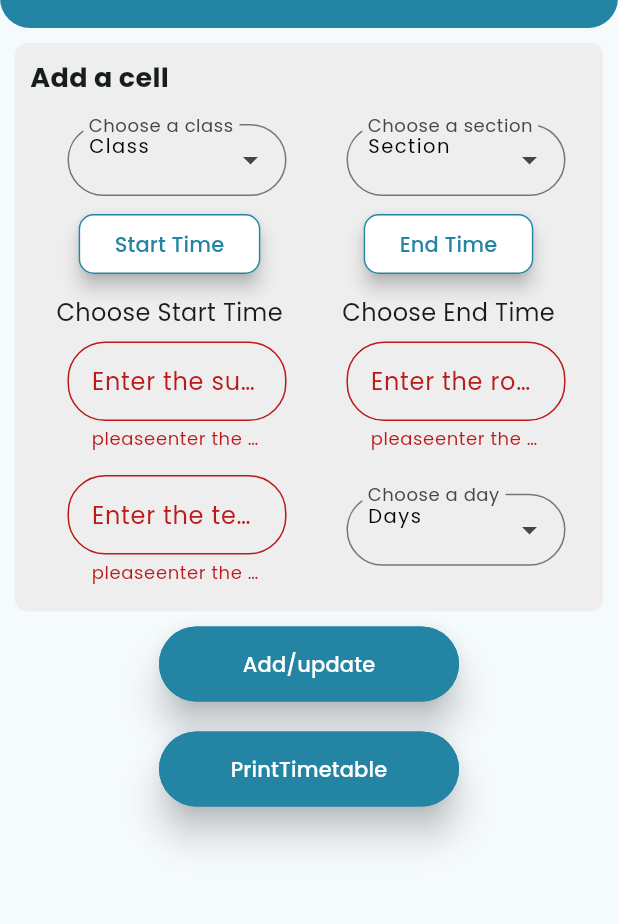
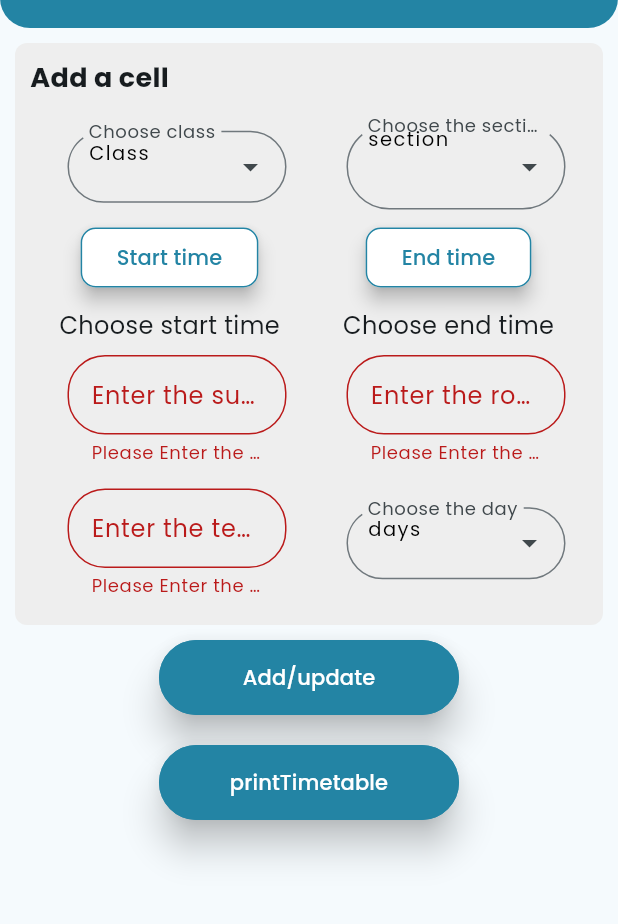
Before and after one commit to Asilia-tech/NamsaiERP_Dev, a Flutter app: the screen it shows after launch, after a tap on an icon or button, on a phone screen of 412 x 824 dp, the part 62-986 px from its top. Run offline on Flutter 3.47's test engine with Material 3 defaults, Android fonts, the light colour scheme and no system bars; drawn by our look-alikes of dropdown_search; our stand-ins replace csv, date_time_picker, file_picker, fluttertoast, get, otp_text_field and 3 more; missing offline and left inert: dart:html, material_dialogs, syncfusion_flutter_pdfviewer; network calls fail.

Commit message:
timetable time sorting

```diff
--- a/lib/admin/displayTimetable.dart
+++ b/lib/admin/displayTimetable.dart
@@ -37,9 +37,9 @@ class _TableState extends State<TableWidget> {
                 UtilsWidgets.searchAbleDropDown(
                   context,
                   classList,
-                  'Class',
-                  'Choose a class',
-                  'Class',
+                  'class'.tr,
+                  'chooseclass'.tr,
+                  'class'.tr,
                   const Icon(Icons.search),
                   (value) {
                     if (value != null) {
@@ -48,14 +48,14 @@ class _TableState extends State<TableWidget> {
                       });
                     }
                   },
-                  'Choose a class',
+                  'chooseclass'.tr,
                   Colors.black,
-                  'Choose a class',
+                  'chooseclass'.tr,
                   (value) {
-                    if (value == 'Choose a class' ||
+                    if (value == 'chooseclass'.tr ||
                         value == null ||
                         value.toString().isEmpty) {
-                      return 'please'.tr + 'Choose a class';
+                      return 'please'.tr + 'chooseclass'.tr;
                     }
                     return null;
                   }
@@ -64,9 +64,9 @@ class _TableState extends State<TableWidget> {
                 UtilsWidgets.searchAbleDropDown(
                   context,
                   sectionList,
-                  'Section',
-                  'Choose a section',
-                  'Section',
+                  'section'.tr,
+                  'choosesection'.tr,
+                  'section'.tr,
                   const Icon(Icons.search),
                   (value) {
                     if (value != null) {
@@ -75,14 +75,14 @@ class _TableState extends State<TableWidget> {
                       });
                     }
                   },
-                  'Choose a section',
+                  'choosesection'.tr,
                   Colors.black,
-                  'Choose a section',
+                  'choosesection'.tr,
                   (value) {
-                    if (value == 'Choose a section' ||
+                    if (value == 'choosesection'.tr ||
                         value == null ||
                         value.toString().isEmpty) {
-                      return 'please'.tr + 'Choose a section';
+                      return 'please'.tr + 'choosesection'.tr;
                     }
                     return null;
                   }
@@ -138,8 +138,12 @@ class _TableState extends State<TableWidget> {
         // Get the timetable data for the current day
         Map<String, dynamic>? dayData = sectionData[day];
         if (dayData != null) {
-          // Iterate over each startTime for the current day
-          dayData.forEach((startTime, info) {
+          // Convert entries to a list, sort it, and then iterate
+          List<MapEntry<String, dynamic>> sortedEntries = dayData.entries.toList()
+            ..sort((a, b) => a.key.compareTo(b.key));
+          sortedEntries.forEach((entry) {
+            String startTime = entry.key;
+            Map<String, dynamic> info = entry.value;
             if (!rowIndex.containsKey(startTime)) {
               // If the startTime doesn't exist in the rowIndex, create a new row
               List<DataCell> cells = List.filled(_buildColumns().length, DataCell(Container())); // Fill cells list with empty cells
@@ -186,13 +190,4 @@ class _TableState extends State<TableWidget> {
 }
 
 
-
-
-
-
-
-
-
-
-
 }
--- a/lib/admin/timetable.dart
+++ b/lib/admin/timetable.dart
@@ -7,6 +7,7 @@ import 'package:get/get.dart';
 import 'package:numsai/constants.dart';
 import 'package:numsai/utils/function_utils.dart';
 import 'package:numsai/utils/widget_utils.dart';
+import 'package:numsai/utils/local_string.dart';
 import 'package:flutter/material.dart';
 import 'package:flutter/services.dart';
 import 'package:shared_preferences/shared_preferences.dart';
@@ -111,9 +112,9 @@ class _TimetableState extends State<TimetableScreen> {
                             child: UtilsWidgets.searchAbleDropDown(
                               context,
                               classList,
-                              'Class',
-                              'Choose a class',
-                              'Class',
+                              'class'.tr,
+                              'chooseclass'.tr,
+                              'class'.tr,
                               const Icon(Icons.search),
                               (value) {
                                 if (value != null) {
@@ -122,14 +123,14 @@ class _TimetableState extends State<TimetableScreen> {
                                   });
                                 }
                               },
-                              'Choose a class',
+                              'chooseclass'.tr,
                               Colors.black,
-                              'Choose a class',
+                              'chooseclass'.tr,
                               (value) {
-                                if (value == 'Choose a class' ||
+                                if (value == 'chooseclass'.tr ||
                                     value == null ||
                                     value.toString().isEmpty) {
-                                  return 'please'.tr + 'Choose a class';
+                                  return 'please'.tr + 'chooseclass'.tr;
                                 }
                                 return null;
                               }
@@ -140,9 +141,9 @@ class _TimetableState extends State<TimetableScreen> {
                             child: UtilsWidgets.searchAbleDropDown(
                               context,
                               sectionList,
-                              'Section',
-                              'Choose a section',
-                              'Section',
+                              'section'.tr,
+                              'choosesection'.tr,
+                              'section'.tr,
                               const Icon(Icons.search),
                               (value) {
                                 if (value != null) {
@@ -151,14 +152,14 @@ class _TimetableState extends State<TimetableScreen> {
                                   });
                                 }
                               },
-                              'Choose a section',
+                              'choosesection'.tr,
                               Colors.black,
-                              'Choose a section',
+                              'choosesection'.tr,
                               (value) {
-                                if (value == 'Choose a section' ||
+                                if (value == 'choosesection'.tr ||
                                     value == null ||
                                     value.toString().isEmpty) {
-                                  return 'please'.tr + 'Choose a section';
+                                  return 'please'.tr + 'choosesection'.tr;
                                 }
                                 return null;
                               }
@@ -174,7 +175,7 @@ class _TimetableState extends State<TimetableScreen> {
                             child: Column(
                               children: [
                                 UtilsWidgets.buildSqureBtn(
-                                  'Start Time',
+                                  'starttime'.tr,
                                   () async {
                                     TimeOfDay? pickedTime = await showTimePicker(
                                       context: context,
@@ -189,7 +190,7 @@ class _TimetableState extends State<TimetableScreen> {
                                 ),
                                 SizedBox(height: 10),
                                 Text(
-                                  _startTimeText.text.isNotEmpty ? _startTimeText.text : 'Choose Start Time',
+                                  _startTimeText.text.isNotEmpty ? _startTimeText.text : 'choosestarttime'.tr,
                                   style: TextStyle(fontSize: 16),
                                 ),
                               ],
@@ -200,7 +201,7 @@ class _TimetableState extends State<TimetableScreen> {
                             child: Column(
                               children: [
                                 UtilsWidgets.buildSqureBtn(
-                                  'End Time',
+                                  'endtime'.tr,
                                   () async {
                                     TimeOfDay? pickedTime = await showTimePicker(
                                       barrierDismissible: false,
@@ -216,7 +217,7 @@ class _TimetableState extends State<TimetableScreen> {
                                 ),
                                 SizedBox(height: 10),
                                 Text(
-                                  _endTimeText.text.isNotEmpty ? _endTimeText.text : 'Choose End Time',
+                                  _endTimeText.text.isNotEmpty ? _endTimeText.text : 'chooseendtime'.tr,
                                   style: TextStyle(fontSize: 16),
                                 ),
                               ],
@@ -232,11 +233,11 @@ class _TimetableState extends State<TimetableScreen> {
                             // flex: 1,
                             child: UtilsWidgets.textFormField(
                               context,
-                              "Enter the subject",
+                              "entersubject".tr,
                               'Eg. Science',
                               (p0) {
                                 if (p0 == null || p0.isEmpty) {
-                                  return 'please' + "enter the subject";
+                                  return 'please'.tr + "entersubject".tr;
                                 }
                               },
                               _subjectText,
@@ -247,11 +248,11 @@ class _TimetableState extends State<TimetableScreen> {
                             // flex: 1,
                             child: UtilsWidgets.textFormField(
                               context,
-                              "Enter the room",
+                              "enterroom".tr,
                               'Eg. 5',
                               (p0) {
                                 if (p0 == null || p0.isEmpty) {
-                                  return 'please' + "enter the room";
+                                  return 'please'.tr + "enterroom".tr;
                                 }
                               },
                               _roomText,
@@ -267,11 +268,11 @@ class _TimetableState extends State<TimetableScreen> {
                             // flex: 1,
                             child: UtilsWidgets.textFormField(
                               context,
-                              "Enter the teacher",
+                              "enterteachername".tr,
                               'Eg. Manoj',
                               (p0) {
                                 if (p0 == null || p0.isEmpty) {
-                                  return 'please' + "enter the teacher";
+                                  return 'please'.tr + "enterteachername".tr;
                                 }
                               },
                               _teacherText,
@@ -284,9 +285,9 @@ class _TimetableState extends State<TimetableScreen> {
                             UtilsWidgets.searchAbleDropDown(
                               context,
                               daysList,
-                              'Days',
-                              'Choose a day',
-                              'Days',
+                              'days'.tr,
+                              'chooseday'.tr,
+                              'days'.tr,
                               const Icon(Icons.search),
                               (value) {
                                 if (value != null) {
@@ -295,14 +296,14 @@ class _TimetableState extends State<TimetableScreen> {
                                   });
                                 }
                               },
-                              'Choose a day',
+                              'chooseday'.tr,
                               Colors.black,
-                              'Choose a day',
+                              'chooseday'.tr,
                               (value) {
-                                if (value == 'Choose a day' ||
+                                if (value == 'chooseday'.tr ||
                                     value == null ||
                                     value.toString().isEmpty) {
-                                  return 'please'.tr + 'Choose a day';
+                                  return 'please'.tr + 'chooseday'.tr;
                                 }
                                 return null;
                               }
@@ -333,7 +334,7 @@ class _TimetableState extends State<TimetableScreen> {
                       }
                     }),
               SizedBox(height: 20),
-              UtilsWidgets.buildRoundBtn('Print' + 'timetable'.tr, () {
+              UtilsWidgets.buildRoundBtn('print'.tr + 'timetable'.tr, () {
                   Navigator.push(
                     context,
                     MaterialPageRoute(
--- a/lib/main.dart
+++ b/lib/main.dart
@@ -1,6 +1,7 @@
 import 'package:flutter/material.dart';
 import 'package:get/get.dart';
 import 'package:numsai/screens/login_page.dart';
+import 'package:numsai/screens/splash_page.dart';
 import 'package:numsai/admin/timetable.dart';
 import 'package:numsai/constants.dart';
 import 'package:numsai/utils/local_string.dart';
--- a/lib/utils/local_string.dart
+++ b/lib/utils/local_string.dart
@@ -279,6 +279,19 @@ class LocalString extends Translations {
           "studentreportlevel": 'Choose level',
           "enterdetails": 'Please enter the details',
           "timetable": "Timetable",
+          "addcell": "Add a cell",
+          "section": "section",
+          "choosesection": "Choose the section",
+          "starttime": "Start time",
+          "endtime": "End time",
+          "choosestarttime": "Choose start time",
+          "chooseendtime": "Choose end time",
+          "entersubject": "Enter the subject",
+          "enterroom": "Enter the room",
+          "enterteachername": "Enter the teacher name",
+          "chooseday": "Choose the day",
+          "print": "print",
+          "update": "update",
         },
 
 
@@ -566,6 +579,19 @@ class LocalString extends Translations {
           "studentreportlevel": 'स्तर चुनें',
           "enterdetails": 'विवरण दर्ज करें',
           "timetable": "समय सारणी",
+          "addcell": "एक सेल जोड़ें",
+          "section": "अनुभाग",
+          "choosesection": "अनुभाग चुनें",
+          "starttime": "प्रारंभ समय",
+          "endtime": "अंत समय",
+          "choosestarttime": "प्रारंभ समय चुनें",
+          "chooseendtime": "अंत समय चुनें",
+          "entersubject": "विषय दर्ज करें",
+          "enterroom": "कमरा नंबर लिखें",
+          "enterteachername": "शिक्षक का नाम दर्ज करें",
+          "chooseday": "दिन चुनें",
+          "print": "प्रिंट करें",
+          "update": "अद्यतन",
         },
       };
 }
```
